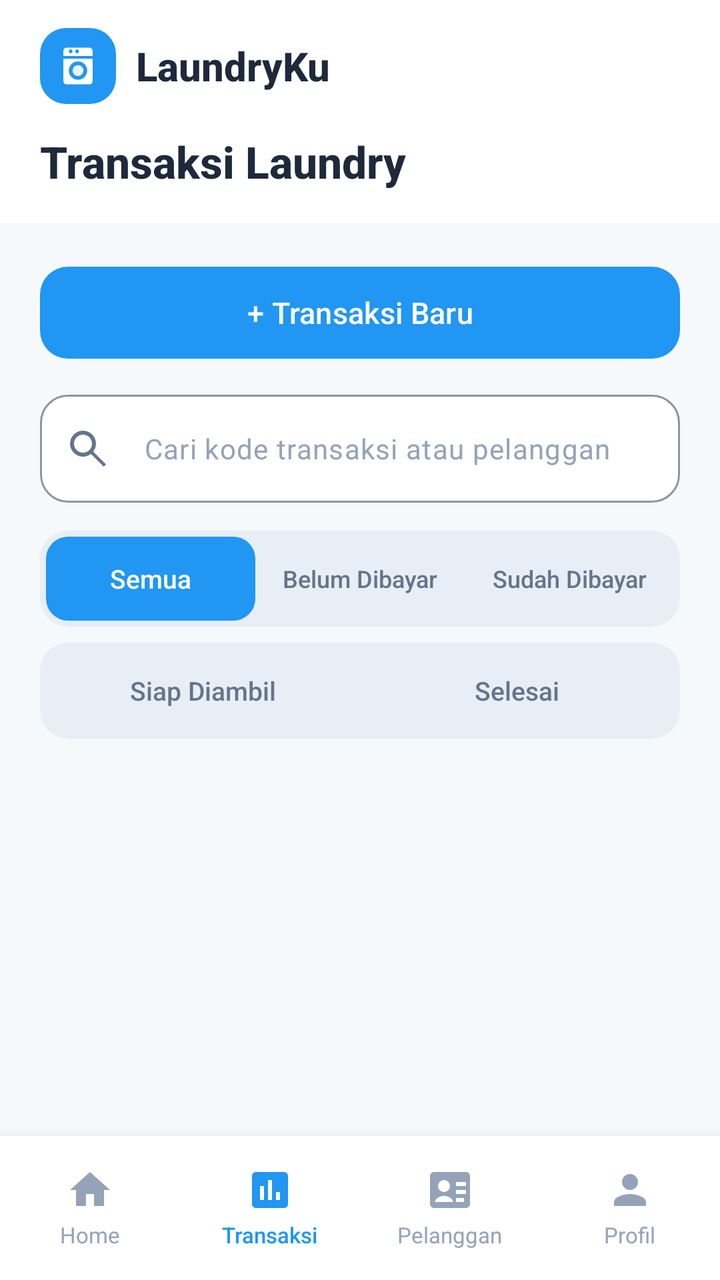
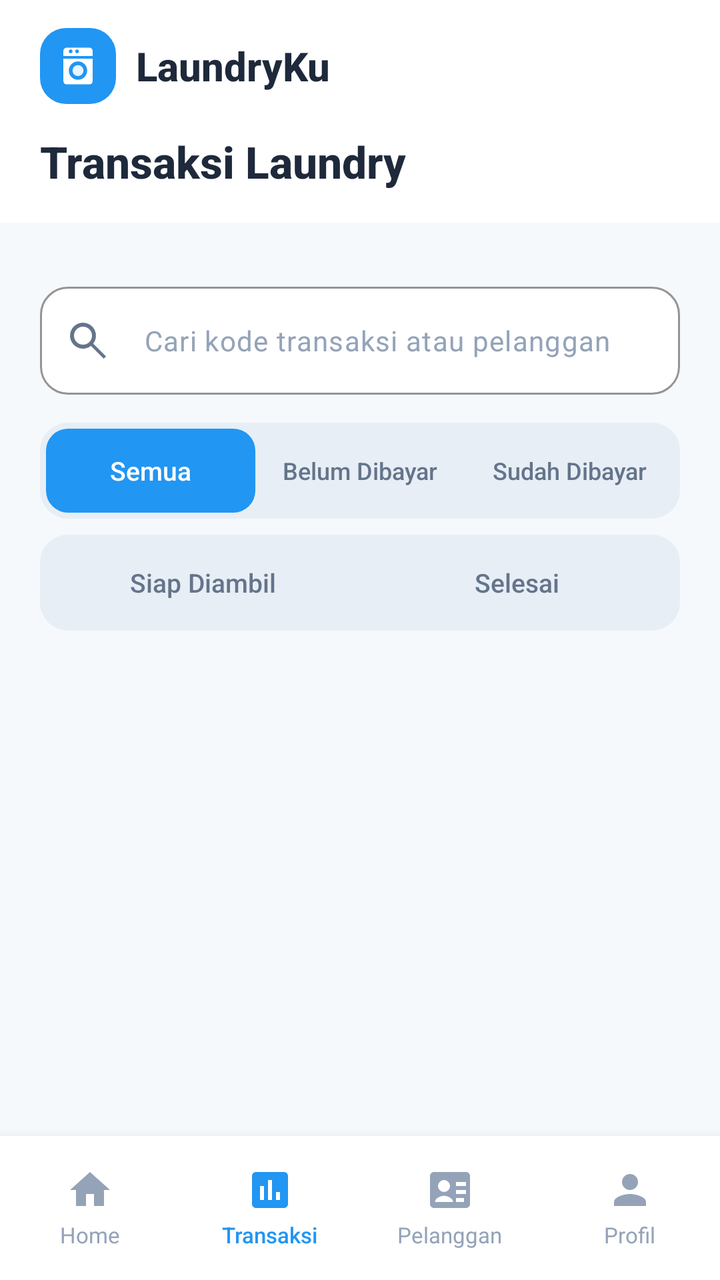

Compare the two renders of this Android layout. The source of the first and the diff that turns it into the second are given below.
<!-- AndroidManifest.xml: application theme Theme.LaundryKu -->
<!-- res/layout/activity_cashier_transactions.xml -->
<?xml version="1.0" encoding="utf-8"?>
<androidx.constraintlayout.widget.ConstraintLayout xmlns:android="http://schemas.android.com/apk/res/android"
    xmlns:app="http://schemas.android.com/apk/res-auto"
    xmlns:tools="http://schemas.android.com/tools"
    android:id="@+id/cashierTransactionsRoot"
    android:layout_width="match_parent"
    android:layout_height="match_parent"
    android:background="@color/dashboard_background"
    tools:context=".CashierTransactionActivity">

    <LinearLayout
        android:id="@+id/cashierTransactionsHeader"
        android:layout_width="0dp"
        android:layout_height="wrap_content"
        android:background="@color/laundry_surface"
        android:orientation="vertical"
        android:paddingStart="20dp"
        android:paddingTop="14dp"
        android:paddingEnd="20dp"
        android:paddingBottom="16dp"
        app:layout_constraintEnd_toEndOf="parent"
        app:layout_constraintStart_toStartOf="parent"
        app:layout_constraintTop_toTopOf="parent">

        <LinearLayout
            android:layout_width="match_parent"
            android:layout_height="wrap_content"
            android:gravity="center_vertical"
            android:orientation="horizontal">

            <FrameLayout
                android:layout_width="38dp"
                android:layout_height="38dp"
                android:background="@drawable/bg_dashboard_brand_logo"
                android:padding="8dp">
                <ImageView android:layout_width="match_parent" android:layout_height="match_parent" android:contentDescription="@string/laundry_logo_description" android:src="@drawable/ic_laundry_white" />
            </FrameLayout>
            <TextView android:layout_width="wrap_content" android:layout_height="wrap_content" android:layout_marginStart="10dp" android:fontFamily="sans-serif-medium" android:text="@string/app_name" android:textColor="@color/laundry_text_primary" android:textSize="20sp" android:textStyle="bold" />
        </LinearLayout>

        <TextView
            android:layout_width="wrap_content"
            android:layout_height="wrap_content"
            android:layout_marginTop="14dp"
            android:fontFamily="sans-serif-medium"
            android:text="@string/cashier_transactions_title"
            android:textColor="@color/laundry_text_primary"
            android:textSize="22sp"
            android:textStyle="bold" />
    </LinearLayout>

    <androidx.core.widget.NestedScrollView
        android:id="@+id/cashierTransactionsScroll"
        android:layout_width="0dp"
        android:layout_height="0dp"
        android:clipToPadding="false"
        android:fillViewport="true"
        android:overScrollMode="never"
        app:layout_constraintBottom_toTopOf="@id/cashierTransactionsBottomNavigation"
        app:layout_constraintEnd_toEndOf="parent"
        app:layout_constraintStart_toStartOf="parent"
        app:layout_constraintTop_toBottomOf="@id/cashierTransactionsHeader">

        <LinearLayout
            android:layout_width="match_parent"
            android:layout_height="wrap_content"
            android:orientation="vertical"
            android:paddingStart="20dp"
            android:paddingTop="18dp"
            android:paddingEnd="20dp"
            android:paddingBottom="30dp">

            <com.google.android.material.button.MaterialButton
                android:id="@+id/cashierNewTransactionButton"
                android:layout_width="match_parent"
                android:layout_height="54dp"
                android:fontFamily="sans-serif-medium"
                android:text="@string/cashier_new_transaction"
                android:textAllCaps="false"
                android:textColor="@color/laundry_on_primary"
                android:textSize="15sp"
                app:backgroundTint="@color/laundry_primary"
                app:cornerRadius="14dp"
                app:elevation="0dp" />

            <com.google.android.material.textfield.TextInputLayout
                style="@style/Widget.Material3.TextInputLayout.OutlinedBox"
                android:layout_width="match_parent"
                android:layout_height="wrap_content"
                android:layout_marginTop="14dp"
                app:boxBackgroundColor="@color/laundry_surface"
                app:boxCornerRadiusBottomEnd="14dp"
                app:boxCornerRadiusBottomStart="14dp"
                app:boxCornerRadiusTopEnd="14dp"
                app:boxCornerRadiusTopStart="14dp"
                app:boxStrokeColor="@color/laundry_outline"
                app:boxStrokeWidth="1dp"
                app:hintEnabled="false"
                app:startIconDrawable="@drawable/ic_search"
                app:startIconTint="@color/laundry_text_secondary">

                <com.google.android.material.textfield.TextInputEditText
                    android:id="@+id/cashierTransactionsSearchInput"
                    android:layout_width="match_parent"
                    android:layout_height="54dp"
                    android:hint="@string/cashier_transaction_search_hint"
                    android:imeOptions="actionSearch"
                    android:inputType="text"
                    android:maxLines="1"
                    android:textColor="@color/laundry_text_primary"
                    android:textColorHint="@color/laundry_text_hint"
                    android:textSize="14sp" />
            </com.google.android.material.textfield.TextInputLayout>

            <LinearLayout
                android:layout_width="match_parent"
                android:layout_height="48dp"
                android:layout_marginTop="14dp"
                android:background="@drawable/bg_order_filter_container"
                android:gravity="center_vertical"
                android:orientation="horizontal"
                android:padding="3dp">
                <TextView android:id="@+id/cashierTransactionsFilterAll" style="@style/CustomerOrderFilterTab.Active" android:text="@string/cashier_filter_all" />
                <TextView android:id="@+id/cashierTransactionsFilterUnpaid" style="@style/CustomerOrderFilterTab" android:text="@string/cashier_filter_unpaid" android:textSize="12sp" />
                <TextView android:id="@+id/cashierTransactionsFilterPaid" style="@style/CustomerOrderFilterTab" android:text="@string/cashier_filter_paid" android:textSize="12sp" />
            </LinearLayout>

            <LinearLayout
                android:layout_width="match_parent"
                android:layout_height="48dp"
                android:layout_marginTop="8dp"
                android:background="@drawable/bg_order_filter_container"
                android:gravity="center_vertical"
                android:orientation="horizontal"
                android:padding="3dp">
                <TextView android:id="@+id/cashierTransactionsFilterReady" style="@style/CustomerOrderFilterTab" android:text="@string/cashier_filter_ready" />
                <TextView android:id="@+id/cashierTransactionsFilterCompleted" style="@style/CustomerOrderFilterTab" android:text="@string/cashier_filter_completed" />
            </LinearLayout>

            <ProgressBar
                android:id="@+id/cashierTransactionsLoading"
                android:layout_width="34dp"
                android:layout_height="34dp"
                android:layout_gravity="center_horizontal"
                android:layout_marginTop="28dp"
                android:indeterminateTint="@color/laundry_primary" />

            <LinearLayout
                android:id="@+id/cashierTransactionsErrorState"
                android:layout_width="match_parent"
                android:layout_height="wrap_content"
                android:layout_marginTop="26dp"
                android:gravity="center"
                android:orientation="vertical"
                android:visibility="gone">

                <TextView
                    android:layout_width="wrap_content"
                    android:layout_height="wrap_content"
                    android:text="@string/cashier_transactions_load_error"
                    android:textColor="@color/laundry_text_secondary"
                    android:textSize="14sp" />

                <com.google.android.material.button.MaterialButton
                    android:id="@+id/cashierTransactionsRetryButton"
                    style="@style/Widget.Material3.Button.TextButton"
                    android:layout_width="wrap_content"
                    android:layout_height="44dp"
                    android:layout_marginTop="4dp"
                    android:text="@string/create_order_retry"
                    android:textAllCaps="false"
                    android:textColor="@color/laundry_primary" />
            </LinearLayout>

            <LinearLayout
                android:id="@+id/cashierTransactionsEmptyState"
                android:layout_width="match_parent"
                android:layout_height="wrap_content"
                android:layout_marginTop="28dp"
                android:gravity="center"
                android:orientation="vertical"
                android:padding="18dp"
                android:visibility="gone">

                <TextView
                    android:id="@+id/cashierTransactionsEmptyTitle"
                    android:layout_width="wrap_content"
                    android:layout_height="wrap_content"
                    android:fontFamily="sans-serif-medium"
                    android:text="@string/cashier_transactions_empty_title"
                    android:textColor="@color/laundry_text_primary"
                    android:textSize="16sp"
                    android:textStyle="bold" />

                <TextView
                    android:id="@+id/cashierTransactionsEmptyDescription"
                    android:layout_width="wrap_content"
                    android:layout_height="wrap_content"
                    android:layout_marginTop="5dp"
                    android:gravity="center"
                    android:text="@string/cashier_transactions_empty_description"
                    android:textColor="@color/laundry_text_secondary"
                    android:textSize="13sp" />
            </LinearLayout>

            <LinearLayout
                android:id="@+id/cashierTransactionsList"
                android:layout_width="match_parent"
                android:layout_height="wrap_content"
                android:orientation="vertical" />
        </LinearLayout>
    </androidx.core.widget.NestedScrollView>

    <LinearLayout
        android:id="@+id/cashierTransactionsBottomNavigation"
        android:layout_width="0dp"
        android:layout_height="wrap_content"
        android:background="@color/laundry_surface"
        android:elevation="10dp"
        android:gravity="center"
        android:orientation="horizontal"
        android:paddingTop="8dp"
        android:paddingBottom="8dp"
        app:layout_constraintBottom_toBottomOf="parent"
        app:layout_constraintEnd_toEndOf="parent"
        app:layout_constraintStart_toStartOf="parent">

        <LinearLayout android:id="@+id/cashierTransactionsNavHome" style="@style/DashboardNavItem">
            <ImageView style="@style/DashboardNavIcon" android:contentDescription="@string/nav_home" app:srcCompat="@drawable/ic_home" app:tint="@color/dashboard_nav_inactive" />
            <TextView style="@style/DashboardNavLabel" android:text="@string/nav_home" />
        </LinearLayout>
        <LinearLayout android:id="@+id/cashierTransactionsNavTransactions" style="@style/DashboardNavItem">
            <ImageView style="@style/DashboardNavIcon" android:contentDescription="@string/cashier_nav_transactions" app:srcCompat="@drawable/ic_orders" app:tint="@color/laundry_primary" />
            <TextView style="@style/DashboardNavLabel.Active" android:text="@string/cashier_nav_transactions" />
        </LinearLayout>
        <LinearLayout android:id="@+id/cashierTransactionsNavCustomers" style="@style/DashboardNavItem">
            <ImageView style="@style/DashboardNavIcon" android:contentDescription="@string/cashier_nav_customers" app:srcCompat="@drawable/ic_owner_customer_data" app:tint="@color/dashboard_nav_inactive" />
            <TextView style="@style/DashboardNavLabel" android:text="@string/cashier_nav_customers" />
        </LinearLayout>
        <LinearLayout
            android:id="@+id/cashierTransactionsNavProfile"
            style="@style/DashboardNavItem">
            <ImageView style="@style/DashboardNavIcon" android:contentDescription="@string/nav_profile" app:srcCompat="@drawable/ic_profile_nav" />
            <TextView style="@style/DashboardNavLabel" android:text="@string/nav_profile" />
        </LinearLayout>
    </LinearLayout>
</androidx.constraintlayout.widget.ConstraintLayout>
<!-- resources referenced by this layout -->
<resources>
  <color name="dashboard_background">#F6F9FC</color>
  <color name="dashboard_nav_inactive">#94A3B8</color>
  <color name="laundry_on_primary">#FFFFFF</color>
  <color name="laundry_outline">#D7E3EF</color>
  <color name="laundry_primary">#2196F3</color>
  <color name="laundry_surface">#FFFFFF</color>
  <color name="laundry_text_hint">#94A3B8</color>
  <color name="laundry_text_primary">#1E293B</color>
  <color name="laundry_text_secondary">#64748B</color>
  <!-- drawable bg_dashboard_brand_logo (drawable) -->
  <?xml version="1.0" encoding="utf-8"?>
  <shape xmlns:android="http://schemas.android.com/apk/res/android" android:shape="rectangle">
      <corners android:radius="13dp" />
      <solid android:color="@color/laundry_primary" />
  </shape>
  <!-- drawable bg_order_filter_container (drawable) -->
  <?xml version="1.0" encoding="utf-8"?>
  <shape xmlns:android="http://schemas.android.com/apk/res/android" android:shape="rectangle">
      <corners android:radius="14dp" />
      <solid android:color="@color/dashboard_divider" />
  </shape>
  <string name="app_name">LaundryKu</string>
  <string name="cashier_filter_all">Semua</string>
  <string name="cashier_filter_completed">Selesai</string>
  <string name="cashier_filter_paid">Sudah Dibayar</string>
  <string name="cashier_filter_ready">Siap Diambil</string>
  <string name="cashier_filter_unpaid">Belum Dibayar</string>
  <string name="cashier_nav_customers">Pelanggan</string>
  <string name="cashier_nav_transactions">Transaksi</string>
  <string name="cashier_new_transaction">+  Transaksi Baru</string>
  <string name="cashier_transaction_search_hint">Cari kode transaksi atau pelanggan</string>
  <string name="cashier_transactions_empty_description">Transaksi pelanggan akan muncul di sini.</string>
  <string name="cashier_transactions_empty_title">Belum ada transaksi</string>
  <string name="cashier_transactions_load_error">Gagal memuat transaksi</string>
  <string name="cashier_transactions_title">Transaksi Laundry</string>
  <string name="create_order_retry">Coba Lagi</string>
  <string name="laundry_logo_description">Logo LaundryKu</string>
  <string name="nav_home">Home</string>
  <string name="nav_profile">Profil</string>
  <style name="CustomerOrderFilterTab.Active" parent="CustomerOrderFilterTab">
          <item name="android:background">@drawable/bg_order_filter_active</item>
          <item name="android:textColor">@color/laundry_on_primary</item>
      </style>
  <style name="DashboardNavIcon">
          <item name="android:layout_width">24dp</item>
          <item name="android:layout_height">24dp</item>
      </style>
  <style name="DashboardNavLabel">
          <item name="android:layout_width">wrap_content</item>
          <item name="android:layout_height">wrap_content</item>
          <item name="android:layout_marginTop">3dp</item>
          <item name="android:textColor">@color/dashboard_nav_inactive</item>
          <item name="android:textSize">11sp</item>
      </style>
  <style name="DashboardNavLabel.Active" parent="DashboardNavLabel">
          <item name="android:fontFamily">sans-serif-medium</item>
          <item name="android:textColor">@color/laundry_primary</item>
      </style>
  <style name="Theme.LaundryKu" parent="Base.Theme.LaundryKu" />
  <color name="dashboard_divider">#E7EEF5</color>
  <color name="laundry_hero_text_secondary">#E8F4FE</color>
  <!-- drawable bg_order_filter_active (drawable) -->
  <?xml version="1.0" encoding="utf-8"?>
  <shape xmlns:android="http://schemas.android.com/apk/res/android" android:shape="rectangle">
      <corners android:radius="11dp" />
      <solid android:color="@color/laundry_primary" />
  </shape>
  <color name="laundry_primary_dark">#1565C0</color>
  <!-- unchanged entries left out for length: 9 -->
</resources>

<!-- the commit's change to res/layout/activity_cashier_transactions.xml (unified diff, before → after) -->
@@ -70,19 +70,6 @@
             android:paddingEnd="20dp"
             android:paddingBottom="30dp">
 
-            <com.google.android.material.button.MaterialButton
-                android:id="@+id/cashierNewTransactionButton"
-                android:layout_width="match_parent"
-                android:layout_height="54dp"
-                android:fontFamily="sans-serif-medium"
-                android:text="@string/cashier_new_transaction"
-                android:textAllCaps="false"
-                android:textColor="@color/laundry_on_primary"
-                android:textSize="15sp"
-                app:backgroundTint="@color/laundry_primary"
-                app:cornerRadius="14dp"
-                app:elevation="0dp" />
-
             <com.google.android.material.textfield.TextInputLayout
                 style="@style/Widget.Material3.TextInputLayout.OutlinedBox"
                 android:layout_width="match_parent"
<!-- resource entries referenced after the edit -->
@@ -29,7 +29,6 @@
   <string name="cashier_filter_unpaid">Belum Dibayar</string>
   <string name="cashier_nav_customers">Pelanggan</string>
   <string name="cashier_nav_transactions">Transaksi</string>
-  <string name="cashier_new_transaction">+  Transaksi Baru</string>
   <string name="cashier_transaction_search_hint">Cari kode transaksi atau pelanggan</string>
   <string name="cashier_transactions_empty_description">Transaksi pelanggan akan muncul di sini.</string>
   <string name="cashier_transactions_empty_title">Belum ada transaksi</string>
